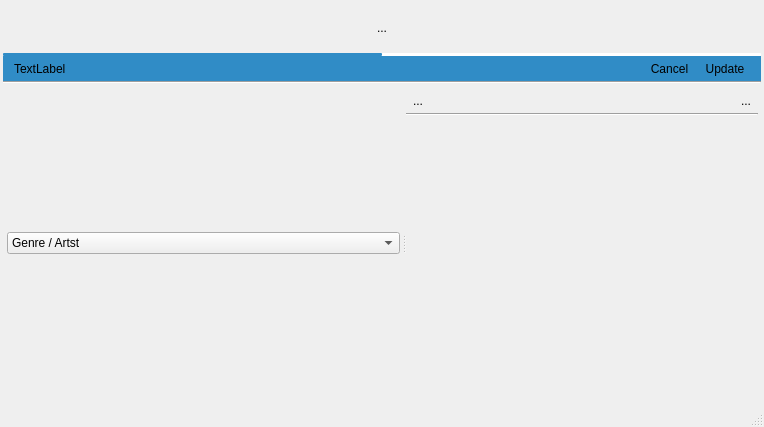
First picture: the form in mainwindow.ui, repository zakariakov/goldfinch, before the edit.
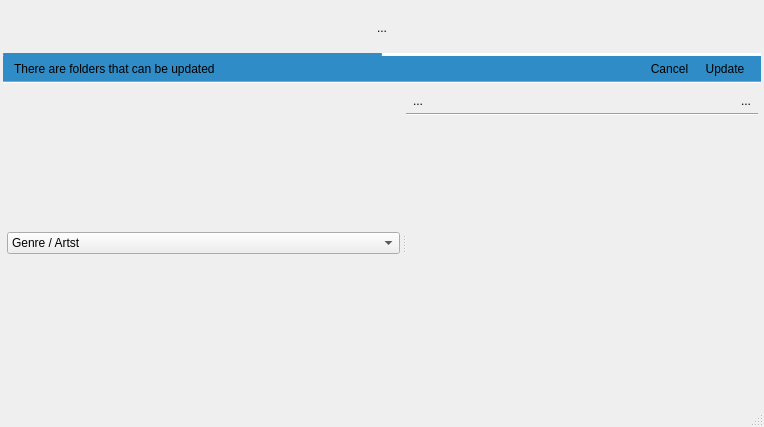
Second picture: the form after the edit. The open tabs and pages were chosen to show the change. Icons and pictures are not drawn.

```diff
--- a/mainwindow.ui
+++ b/mainwindow.ui
@@ -152,7 +152,7 @@
        <item>
         <widget class="QLabel" name="label">
          <property name="text">
-          <string>TextLabel</string>
+          <string>There are folders that can be updated</string>
          </property>
         </widget>
        </item>
```
Left out of the diff: 21 changed lines with no effect on the pictures.
